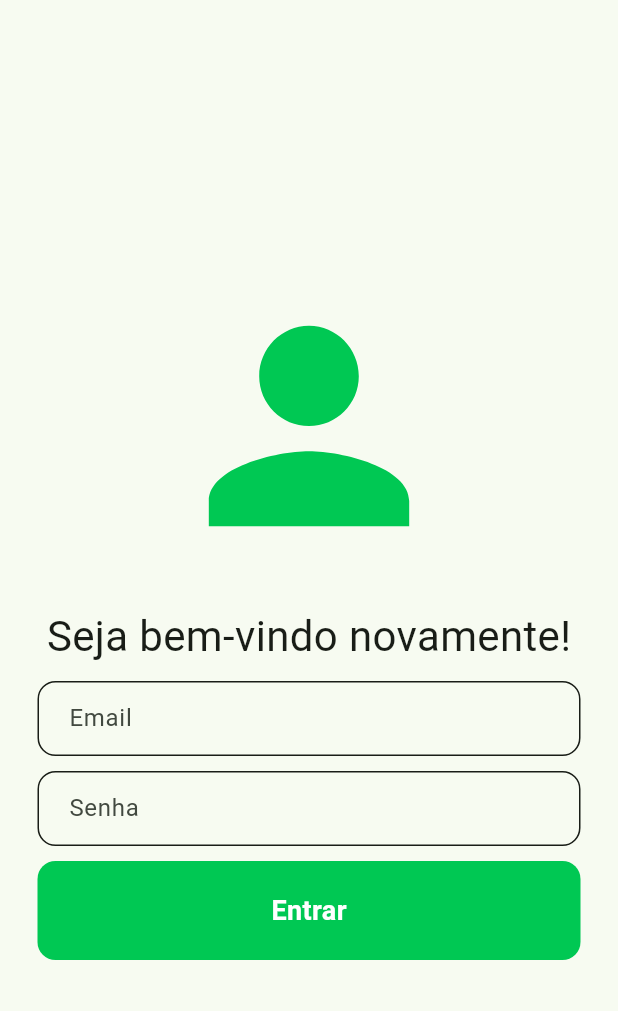
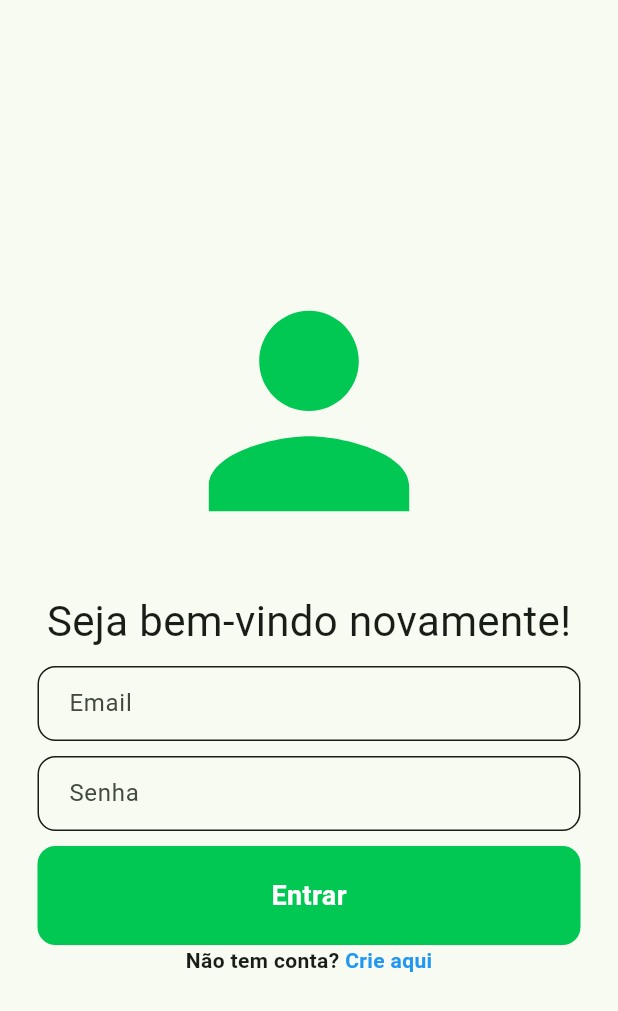
Before and after one commit to loulouizz/tccalimentracker, a Flutter app: the screen it shows after launch, on a phone screen of 412 x 824 dp. Shown: the top 1011 px of the screen. Run offline on Flutter 3.47's test engine with Material 3 defaults, Android fonts, the light colour scheme and no system bars; our stand-ins replace cloud_firestore, firebase_auth, firebase_core, fl_chart, flutter_slidable, google_fonts and 1 more; accounts and stored records are empty.

Commit message:
correcao na tela de login

```diff
--- a/lib/screens/login_screen.dart
+++ b/lib/screens/login_screen.dart
@@ -1,4 +1,5 @@
 import 'package:alimentracker/auth.dart';
+import 'package:alimentracker/screens/sign_up_screen.dart';
 import 'package:firebase_auth/firebase_auth.dart';
 import 'package:flutter/material.dart';
 import 'package:google_fonts/google_fonts.dart';
@@ -125,11 +126,17 @@ class _LoginScreenState extends State<LoginScreen> {
                     ),
                   ),
                 ),
+            Row(
+              mainAxisAlignment: MainAxisAlignment.center,
+              children: [
+                Text("Não tem conta?", style: GoogleFonts.roboto(fontWeight: FontWeight.bold),),
+                GestureDetector(onTap: (){
+                  Navigator.of(context).push(MaterialPageRoute(builder: (context)=>SignUpScreen()));
+                }, child: Text(" Crie aqui", style: TextStyle(color: Colors.blue, fontWeight: FontWeight.bold),))
               ],
-            ),
-          ),
-        ),
-      ),
-    );
+            )])))));
+
+
+
   }
 }
```
